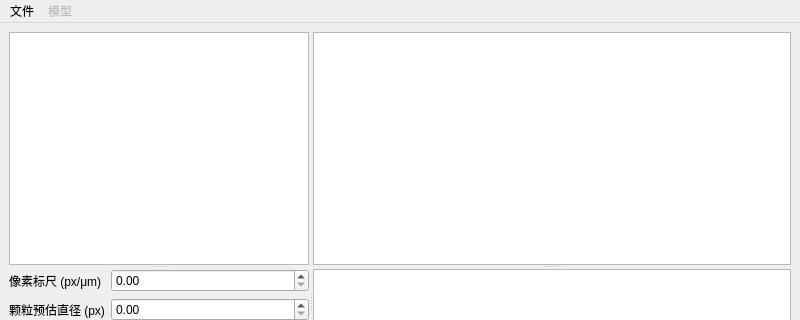
This is src/ui/main_window.ui in TeaHeart/cellpose_deal as Qt 5 draws it before an edit; both pictures show x 0 to 800 and y 0 to 320 of the 800 by 600 pixel window. The edited form follows.
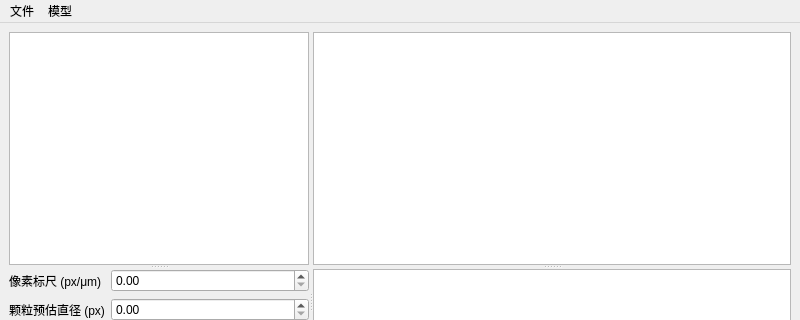
This is the edited form. Icons and pictures are not drawn.

Commit message: feat: 导出xlsx/上一张/下一张/快捷键绑定/生成csv

```diff
--- a/src/ui/main_window.ui
+++ b/src/ui/main_window.ui
@@ -156,9 +156,6 @@
     <addaction name="actionOpenFolder"/>
    </widget>
    <widget class="QMenu" name="menu_2">
-    <property name="enabled">
-     <bool>false</bool>
-    </property>
     <property name="title">
      <string>模型</string>
     </property>
```
Left out of the diff: 36 changed lines with no effect on the pictures. The commit also changes 2 other files.
